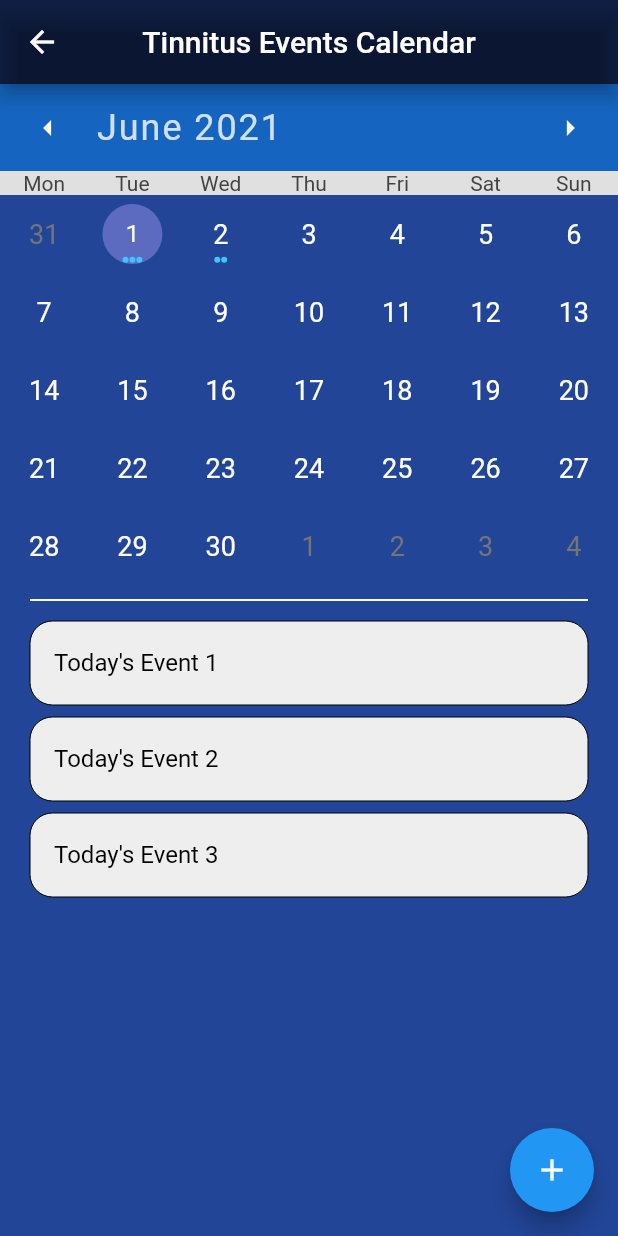
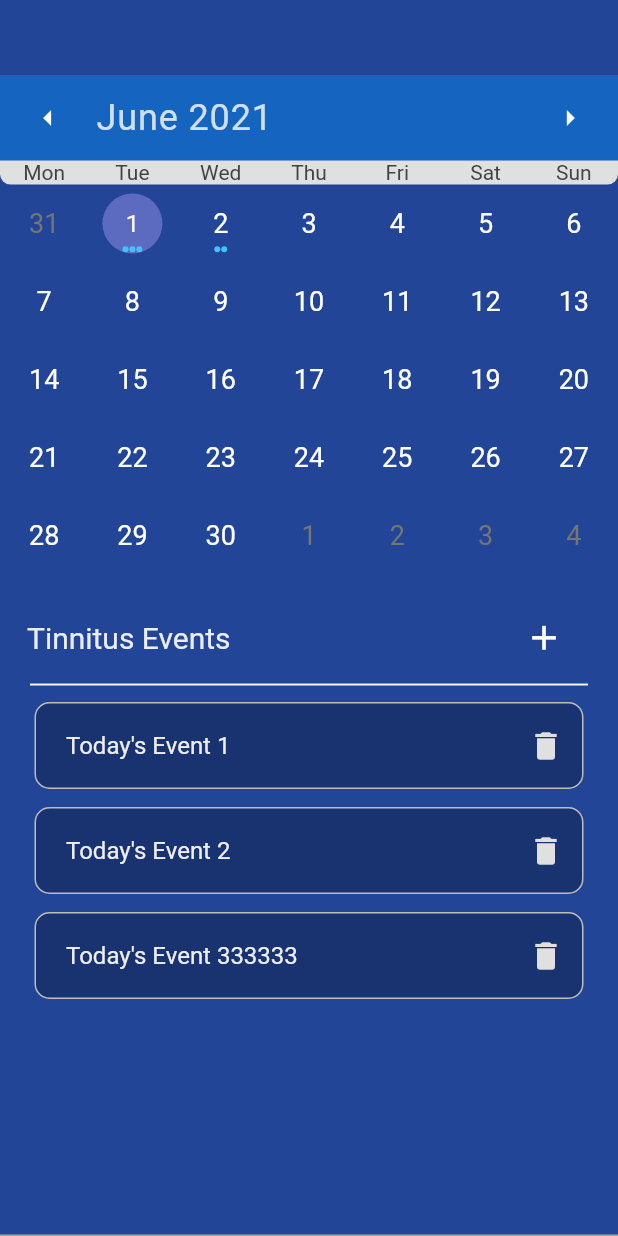
Before and after one commit to erickimdev/Tinnitus-Mobile-App, a Flutter app: the CalendarPage screen opened by its route, on a phone screen of 412 x 824 dp. Run offline on Flutter 3.47's test engine with Material 2 defaults, Android fonts, the phone set to English and light mode, and no system bars; drawn by our look-alikes of table_calendar.

Commit message:
Visual/UI changes; delete tasks

```diff
--- a/lib/pages/calendar/calendar.dart
+++ b/lib/pages/calendar/calendar.dart
@@ -1,4 +1,6 @@
+import 'package:flutter/cupertino.dart';
 import 'package:flutter/material.dart';
+import 'package:flutter/rendering.dart';
 import 'package:table_calendar/table_calendar.dart';
 import 'utils.dart';
 
@@ -21,9 +23,7 @@ class _CalendarPageState extends State<CalendarPage> {
     _selectedEvents = ValueNotifier(_getEventsForDay(_selectedDay));
   }
 
-  List<Event> _getEventsForDay(DateTime day) {
-    return kEvents[day] ?? [];
-  }
+  List<Event> _getEventsForDay(DateTime day) => kEvents[day] ?? [];
 
   void _onDaySelected(DateTime selectedDay, DateTime focusedDay) {
     if (!isSameDay(_selectedDay, selectedDay)) {
@@ -36,20 +36,42 @@ class _CalendarPageState extends State<CalendarPage> {
     }
   }
 
+  Future<bool> _showDialog(String eventName) async {
+    return await showDialog(
+      context: context,
+      builder: (BuildContext context) {
+        return AlertDialog(
+          title: new Text("Delete $eventName?"),
+          content: new Text("This action cannot be undone"),
+          actions: <Widget>[
+            new TextButton(
+              child: new Text("CANCEL", style: TextStyle(fontSize: 15,),),
+              onPressed: () {
+                Navigator.of(context).pop(false);
+              },
+            ),
+            new TextButton(
+              child: new Text("DELETE", style: TextStyle(fontSize: 15,),),
+              onPressed: () {
+                Navigator.of(context).pop(true);
+              },
+            ),
+          ],
+        );
+      },
+    );
+  }
+
   @override
   Widget build(BuildContext context) {
+
     return Scaffold(
       backgroundColor: Color.fromRGBO(34, 69, 151, 1),
 
-      appBar: AppBar(
-        title: Text('Tinnitus Events Calendar'),
-        centerTitle: true,
-        backgroundColor: Colors.black54,
-        elevation: 5,
-      ),
-
       body: Column(
         children: [
+          SizedBox(height: 50.0),
+
           TableCalendar<Event>(
             firstDay: DateTime.utc(2020, 1, 1),
             lastDay: DateTime.utc(2030, 3, 14),
@@ -85,9 +107,9 @@ class _CalendarPageState extends State<CalendarPage> {
               titleTextStyle: TextStyle(
                 fontSize: 24,
                 color: Color.fromRGBO(255, 255, 255, 0.8),
-                letterSpacing: 1.3,
+                letterSpacing: 0.6,
               ),
-              headerPadding: EdgeInsets.symmetric(vertical: 5.0),
+              headerPadding: EdgeInsets.symmetric(vertical: 4.5),
               decoration: BoxDecoration(
                 color: Colors.blue[800],
               )
@@ -97,7 +119,9 @@ class _CalendarPageState extends State<CalendarPage> {
             daysOfWeekStyle: DaysOfWeekStyle(
               decoration: BoxDecoration(
                 color: Colors.grey[300],
-                shape: BoxShape.rectangle,
+                borderRadius: BorderRadius.vertical(
+                  bottom: Radius.circular(7),
+                ),
               ),
               weekdayStyle: TextStyle(
                 color: Colors.grey[800],
@@ -133,15 +157,43 @@ class _CalendarPageState extends State<CalendarPage> {
             ),
           ),
 
+          SizedBox(height: 18.0),
+          Row(
+            children: [
+              Padding(
+                padding: const EdgeInsets.fromLTRB(18, 0, 185, 0),
+                child: Text(
+                  "Tinnitus Events",
+                  textAlign: TextAlign.left,
+                  style: TextStyle(
+                    fontSize: 20,
+                    color: Color.fromRGBO(255, 255, 255, 0.9),
+                  ),
+                ),
+              ),
+              IconButton(
+                icon: Icon(
+                  Icons.add,
+                  color: Colors.white,
+                  size: 27,
+                ),
+                onPressed: () {
+                  print("_focusedDay: $_focusedDay");
+                  print("_selectedDay: $_selectedDay");
+                  print("_selectedEvents: $_selectedEvents");
+                },
+                splashRadius: 20,
+              ),
+            ],
+          ),
+          SizedBox(height: 8.0),
           Divider(
             color: Colors.white,
             thickness: 1.3,
-            height: 20,
+            height: 0,
             indent: 20,
             endIndent: 20,
           ),
-
-          // TextButton.icon(onPressed: () {}, icon: new Icon(Icons.plus_one), label: Text("huh")),
 
           // list of events
           Expanded(
@@ -149,28 +201,47 @@ class _CalendarPageState extends State<CalendarPage> {
               valueListenable: _selectedEvents,
               builder: (context, value, _) {
                 return ListView.builder(
+                  padding: EdgeInsets.fromLTRB(0, 5, 0, 5),
                   itemCount: value.length,
                   itemBuilder: (context, index) {
                     return Container(
                       margin: const EdgeInsets.symmetric(
-                        horizontal: 20.0,
-                        vertical: 4.0,
+                        horizontal: 23.0,
+                        vertical: 6.0,
                       ),
                       decoration: BoxDecoration(
                         border: Border.all(
-                          width: 0,
+                          width: 1.0,
+                          color: Colors.grey[400],
                         ),
-                        color: Colors.grey[200],
-                        borderRadius: BorderRadius.circular(15.0),
+                        color: Colors.black26,
+                        borderRadius: BorderRadius.circular(10),
                       ),
                       child: ListTile(
                         onTap: () => print('${value[index]}'),
+                        onLongPress: () {},
+                        contentPadding: EdgeInsets.fromLTRB(20, 0, 0, 0),
                         title: Text(
                           '${value[index]}',
                           style: TextStyle(
-                            color: Colors.black,
+                            color: Colors.grey[200],
                             fontSize: 16,
                           ),
+                        ),
+                        trailing: IconButton(
+                          onPressed: () async {
+                            bool choice = await _showDialog("${value[index]}");
+                            setState(() {
+                              if(choice){
+                                value.removeAt(index);
+                              }
+                            });
+                          },
+                          icon: Icon(
+                            Icons.delete,
+                            color: Colors.grey[300],
+                          ),
+                          splashRadius: 20,
                         ),
                       ),
                     );
@@ -179,18 +250,14 @@ class _CalendarPageState extends State<CalendarPage> {
               },
             ),
           ),
+
+          Divider(
+            color: Colors.grey[500],
+            thickness: 1.1,
+            height: 0,
+          ),
         ],
       ),
-
-      floatingActionButton: new FloatingActionButton(
-        onPressed: () {
-          print("_focusedDay: $_focusedDay");
-          print("_selectedDay: $_selectedDay");
-          print("_selectedEvents: $_selectedEvents");
-        },
-        child: new Icon(Icons.add),
-      ),
-
     );
   }
 }
--- a/lib/pages/calendar/utils.dart
+++ b/lib/pages/calendar/utils.dart
@@ -22,7 +22,7 @@ final _kEventSource = Map.fromIterable(List.generate(50, (index) => index),
     DateTime.now(): [
       Event('Today\'s Event 1'),
       Event('Today\'s Event 2'),
-      Event('Today\'s Event 3'),
+      Event('Today\'s Event 333333'),
     ],
   });
 
```
Also changed, not shown: lib/pages/poll.dart (+1 -9 lines), lib/pages/smartwatch.dart (+1 -8 lines).
